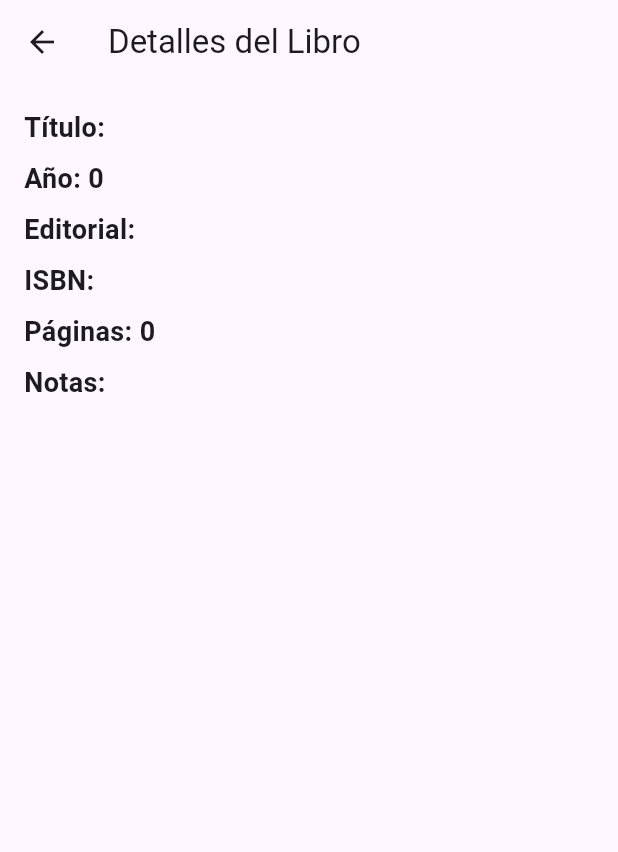
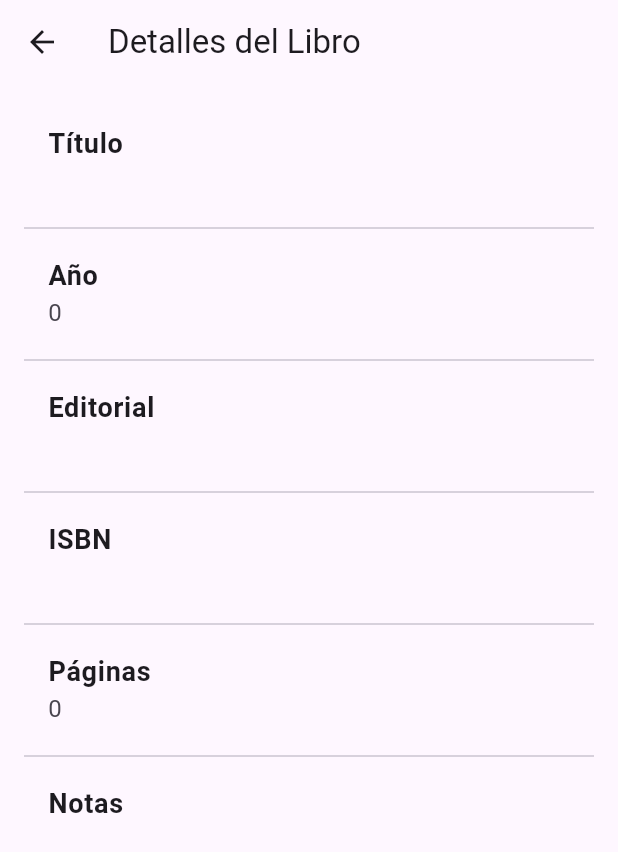
Before and after one commit to MayCruz03/Examen1-MaylinCruz, a Flutter app: the BookDetailsScreen screen opened directly with empty values, on a phone screen of 412 x 824 dp. Shown: the top 852 px of the screen. Run offline on Flutter 3.47's test engine with Material 3 defaults, Android fonts, the light colour scheme and no system bars; our stand-ins replace go_router.

Commit message:
mejora en diseño y estilo

```diff
--- a/examen1_maylincruz/lib/screens/booksDetails.dart
+++ b/examen1_maylincruz/lib/screens/booksDetails.dart
@@ -12,39 +12,75 @@ class BookDetailsScreen extends StatelessWidget {
       appBar: AppBar(
         title: Text('Detalles del Libro'),
       ),
-      body: Padding(
+      body: SingleChildScrollView(
         padding: EdgeInsets.all(16.0),
         child: Column(
           crossAxisAlignment: CrossAxisAlignment.start,
           children: [
-            Text(
-              'Título: ${book.title}',
+            ListTile(
+              title: Text(
+                'Título',
                 style: TextStyle(fontSize: 18, fontWeight: FontWeight.bold),
               ),
-            SizedBox(height: 8),
-            Text(
-              'Año: ${book.year}',
+              subtitle: Text(
+                book.title,
+                style: TextStyle(fontSize: 16),
+              ),
+            ),
+            Divider(),
+            ListTile(
+              title: Text(
+                'Año',
                 style: TextStyle(fontSize: 18, fontWeight: FontWeight.bold),
               ),
-            SizedBox(height: 8),
-            Text(
-              'Editorial: ${book.publisher}',
+              subtitle: Text(
+                book.year.toString(),
+                style: TextStyle(fontSize: 16),
+              ),
+            ),
+            Divider(),
+            ListTile(
+              title: Text(
+                'Editorial',
                 style: TextStyle(fontSize: 18, fontWeight: FontWeight.bold),
               ),
-            SizedBox(height: 8),
-            Text(
-              'ISBN: ${book.isbn}',
+              subtitle: Text(
+                book.publisher,
+                style: TextStyle(fontSize: 16),
+              ),
+            ),
+            Divider(),
+            ListTile(
+              title: Text(
+                'ISBN',
                 style: TextStyle(fontSize: 18, fontWeight: FontWeight.bold),
               ),
-            SizedBox(height: 8),
-            Text(
-              'Páginas: ${book.pages}',
+              subtitle: Text(
+                book.isbn,
+                style: TextStyle(fontSize: 16),
+              ),
+            ),
+            Divider(),
+            ListTile(
+              title: Text(
+                'Páginas',
                 style: TextStyle(fontSize: 18, fontWeight: FontWeight.bold),
               ),
-            SizedBox(height: 8),
-            Text(
-              'Notas: ${book.notes.join(", ")}',
+              subtitle: Text(
+                book.pages.toString(),
+                style: TextStyle(fontSize: 16),
+              ),
+            ),
+            Divider(),
+            ListTile(
+              title: Text(
+                'Notas',
                 style: TextStyle(fontSize: 18, fontWeight: FontWeight.bold),
+              ),
+              subtitle: Text(
+                book.notes.join(", "),
+                style: TextStyle(fontSize: 16),
+              ),
             ),
           ],
         ),
```
Also changed, not shown: examen1_maylincruz/lib/screens/bookLists.dart (+21 -12 lines), 1 other file. Lines whose indentation alone changed are shown as unchanged.
